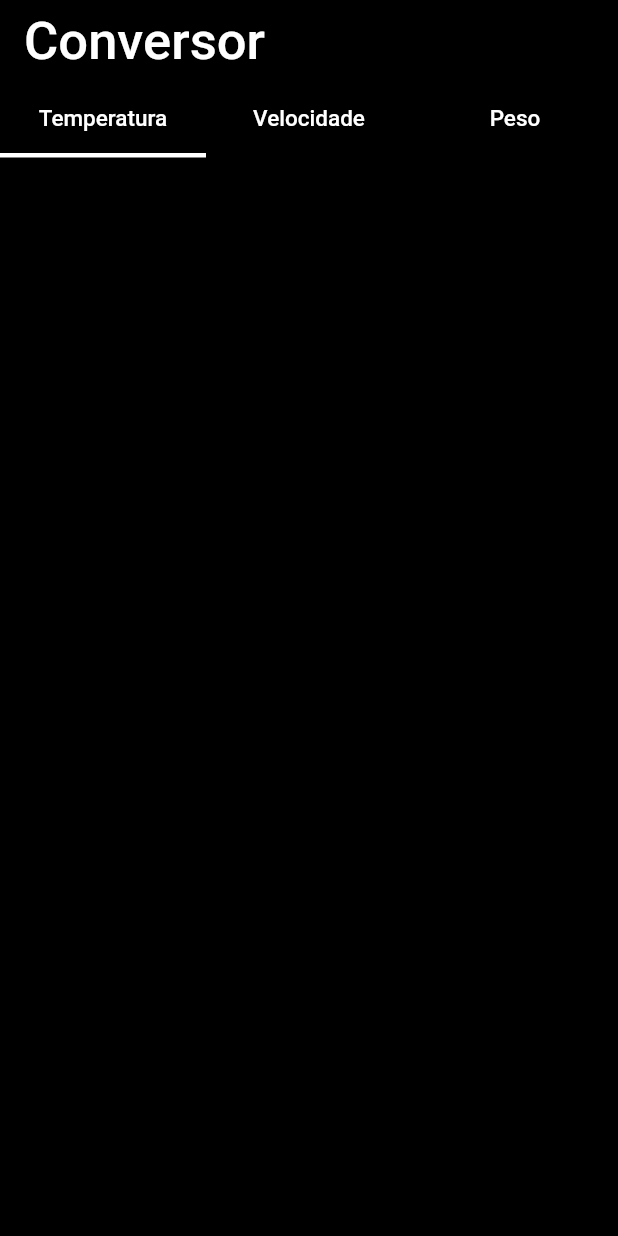
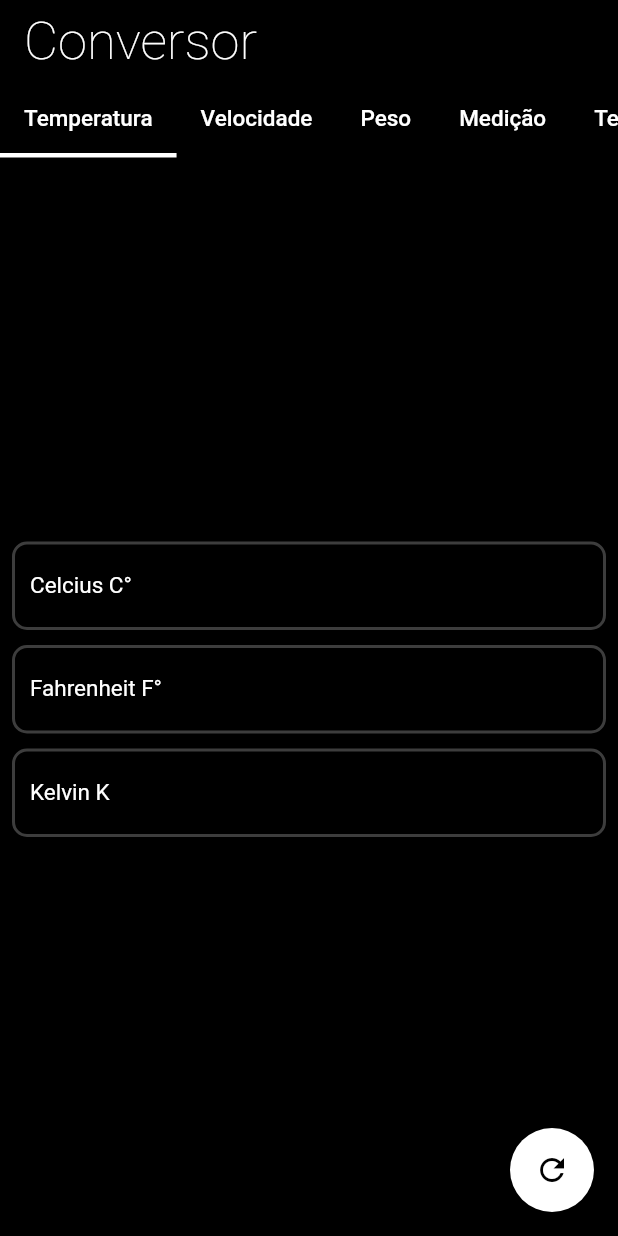
Before and after one commit to gustavocarvalhodeassis/conversor, a Flutter app: the screen it shows after launch, on a phone screen of 412 x 824 dp. Run offline on Flutter 3.47's test engine with Material 2 defaults, Android fonts, the phone set to English and light mode, and no system bars; our stand-ins replace google_fonts; missing offline and left inert: flutter_custom_tab_bar.

Commit message:
commit 1

```diff
--- a/lib/Unidades/temperatura.dart
+++ b/lib/Unidades/temperatura.dart
@@ -1,4 +1,5 @@
 import 'package:conversor/constants.dart';
+import 'package:conversor/engine.dart';
 import 'package:flutter/material.dart';
 
 class Temperatura extends StatefulWidget {
@@ -9,25 +10,19 @@ class Temperatura extends StatefulWidget {
 }
 
 class _TemperaturaState extends State<Temperatura> {
+  final engine = const Engine();
+
   @override
   Widget build(BuildContext context) {
     Size size = MediaQuery.of(context).size;
-    return Center(child: LayoutBuilder(
-      builder: (context, contrains) {
-        if (contrains.maxWidth > 500) {
-          return AnimatedContainer(
-            width: 500,
-            duration: Duration(seconds: 1),
-            child: TextField(),
-          );
-        } else {
-          return AnimatedContainer(
-            duration: Duration(seconds: 1),
-            width: size.width * 0.8,
-            child: TextField(),
-          );
-        }
-      },
+    return Center(
+        child: Column(
+      mainAxisAlignment: MainAxisAlignment.center,
+      children: [
+        CustomTextField("Celcius C°", celciusController),
+        CustomTextField("Fahrenheit F°", fahrenheitController),
+        CustomTextField("Kelvin K", kelvinController)
+      ],
     ));
   }
 }
--- /dev/null
+++ b/lib/Unidades/tempo.dart
@@ -0,0 +1,22 @@
+import 'package:flutter/material.dart';
+
+import '../constants.dart';
+
+class Tempo extends StatefulWidget {
+  const Tempo({Key? key}) : super(key: key);
+
+  @override
+  _TempoState createState() => _TempoState();
+}
+
+class _TempoState extends State<Tempo> {
+  @override
+  Widget build(BuildContext context) {
+    return Center(
+      child: Text(
+        'Peso',
+        style: kInputTextStyle,
+      ),
+    );
+  }
+}
--- a/lib/build_page.dart
+++ b/lib/build_page.dart
@@ -3,8 +3,10 @@ import 'package:flutter/gestures.dart';
 import 'package:flutter/material.dart';
 import 'package:flutter_custom_tab_bar/indicator/linear_indicator.dart';
 
+import 'Unidades/medicao.dart';
 import 'Unidades/peso.dart';
 import 'Unidades/temperatura.dart';
+import 'Unidades/tempo.dart';
 import 'Unidades/velocidade.dart';
 
 class BuildPage extends StatefulWidget {
@@ -19,9 +21,9 @@ class _BuildPageState extends State<BuildPage> {
   Widget build(BuildContext context) {
     return MaterialApp(home: LayoutBuilder(
       builder: (context, contrains) {
-        if (contrains.maxWidth > 1000) {
+        if (contrains.maxWidth > 800) {
           return DefaultTabController(
-            length: 3,
+            length: 5,
             child: Scaffold(
               backgroundColor: Colors.black,
               appBar: AppBar(
@@ -46,11 +48,20 @@ class _BuildPageState extends State<BuildPage> {
                     Tab(
                       text: 'Peso',
                     ),
+                    Tab(
+                      text: 'Medição',
+                    ),
+                    Tab(
+                      text: 'Tempo',
+                    ),
                   ],
                 ),
                 title: const Text(
                   'Conversor',
-                  style: TextStyle(color: Colors.white, fontSize: 35),
+                  style: TextStyle(
+                      color: Colors.white,
+                      fontSize: 35,
+                      fontWeight: FontWeight.w200),
                 ),
               ),
               body: Padding(
@@ -60,14 +71,30 @@ class _BuildPageState extends State<BuildPage> {
                     Temperatura(),
                     Velocidade(),
                     Peso(),
+                    Medicao(),
+                    Tempo(),
                   ],
                 ),
+              ),
+              floatingActionButton: FloatingActionButton(
+                backgroundColor: Colors.white,
+                child: Icon(
+                  Icons.refresh,
+                  color: Colors.black,
+                ),
+                onPressed: () {
+                  setState(() {
+                    kelvinController.clear();
+                    fahrenheitController.clear();
+                    celciusController.clear();
+                  });
+                },
               ),
             ),
           );
         } else {
           return DefaultTabController(
-            length: 3,
+            length: 5,
             child: Scaffold(
               backgroundColor: Colors.black,
               appBar: AppBar(
@@ -77,7 +104,7 @@ class _BuildPageState extends State<BuildPage> {
                 bottom: const TabBar(
                   unselectedLabelStyle: kTabTextStyle,
                   labelStyle: kTabTextStyle,
-                  isScrollable: false,
+                  isScrollable: true,
                   indicatorWeight: 3,
                   labelColor: Colors.white,
                   indicatorColor: Colors.white,
@@ -92,11 +119,20 @@ class _BuildPageState extends State<BuildPage> {
                     Tab(
                       text: 'Peso',
                     ),
+                    Tab(
+                      text: 'Medição',
+                    ),
+                    Tab(
+                      text: 'Tempo',
+                    ),
                   ],
                 ),
                 title: const Text(
                   'Conversor',
-                  style: TextStyle(color: Colors.white, fontSize: 35),
+                  style: TextStyle(
+                      color: Colors.white,
+                      fontSize: 35,
+                      fontWeight: FontWeight.w200),
                 ),
               ),
               body: Padding(
@@ -106,8 +142,24 @@ class _BuildPageState extends State<BuildPage> {
                     Temperatura(),
                     Velocidade(),
                     Peso(),
+                    Medicao(),
+                    Tempo(),
                   ],
                 ),
+              ),
+              floatingActionButton: FloatingActionButton(
+                backgroundColor: Colors.white,
+                child: Icon(
+                  Icons.refresh,
+                  color: Colors.black,
+                ),
+                onPressed: () {
+                  setState(() {
+                    kelvinController.clear();
+                    fahrenheitController.clear();
+                    celciusController.clear();
+                  });
+                },
               ),
             ),
           );
--- a/lib/constants.dart
+++ b/lib/constants.dart
@@ -1,10 +1,78 @@
 import 'package:flutter/material.dart';
+
+TextEditingController celciusController = TextEditingController();
+TextEditingController fahrenheitController = TextEditingController();
+TextEditingController kelvinController = TextEditingController();
 
 const TextStyle kTabTextStyle = TextStyle(
   color: Colors.white,
   fontSize: 15,
 );
+
 const TextStyle kInputTextStyle = TextStyle(
-  color: Colors.white60,
+  color: Colors.white,
   fontSize: 15,
 );
+
+const InputBorder kInputBorder = OutlineInputBorder(
+  borderRadius: BorderRadius.all(
+    Radius.circular(10),
+  ),
+  borderSide: BorderSide(
+    color: Colors.white24,
+    width: 2,
+  ),
+);
+
+Widget CustomTextField(
+  String? txt,
+  TextEditingController controller,
+) {
+  return LayoutBuilder(builder: (context, contrain) {
+    // se for um Computador
+
+    if (contrain.maxWidth > 500) {
+      return Container(
+        margin: EdgeInsets.only(bottom: 20),
+        width: 450,
+        child: TextFormField(
+          controller: controller,
+          style: kInputTextStyle,
+          decoration: InputDecoration(
+            labelText: txt,
+            labelStyle: kInputTextStyle,
+            floatingLabelBehavior: FloatingLabelBehavior.never,
+            border: kInputBorder,
+            errorBorder: kInputBorder,
+            enabledBorder: kInputBorder,
+            focusedBorder: kInputBorder,
+            disabledBorder: kInputBorder,
+            focusedErrorBorder: kInputBorder,
+          ),
+        ),
+      );
+    }
+
+    // se for um Celular
+
+    else {
+      return Container(
+        margin: EdgeInsets.only(bottom: 10),
+        child: TextFormField(
+          controller: controller,
+          decoration: InputDecoration(
+            labelText: txt,
+            labelStyle: kInputTextStyle,
+            floatingLabelBehavior: FloatingLabelBehavior.never,
+            border: kInputBorder,
+            errorBorder: kInputBorder,
+            enabledBorder: kInputBorder,
+            focusedBorder: kInputBorder,
+            disabledBorder: kInputBorder,
+            focusedErrorBorder: kInputBorder,
+          ),
+        ),
+      );
+    }
+  });
+}
```
Also changed, not shown: lib/Unidades/medicao.dart (added, +22 -0 lines), lib/engine.dart (added, +16 -0 lines).
